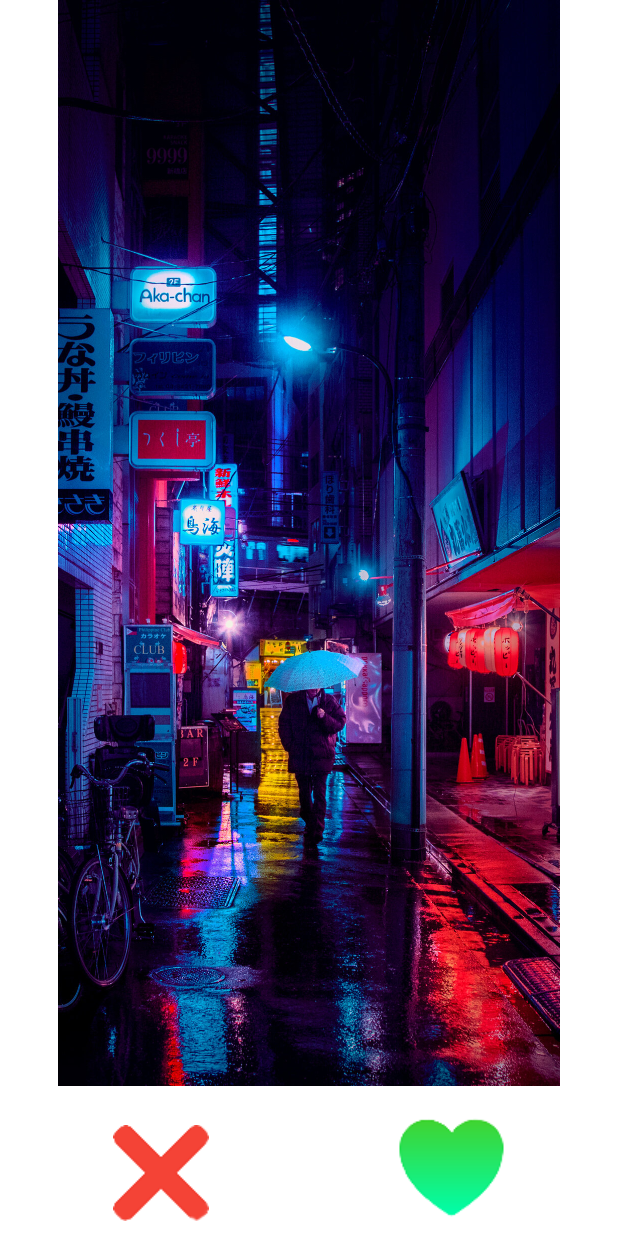
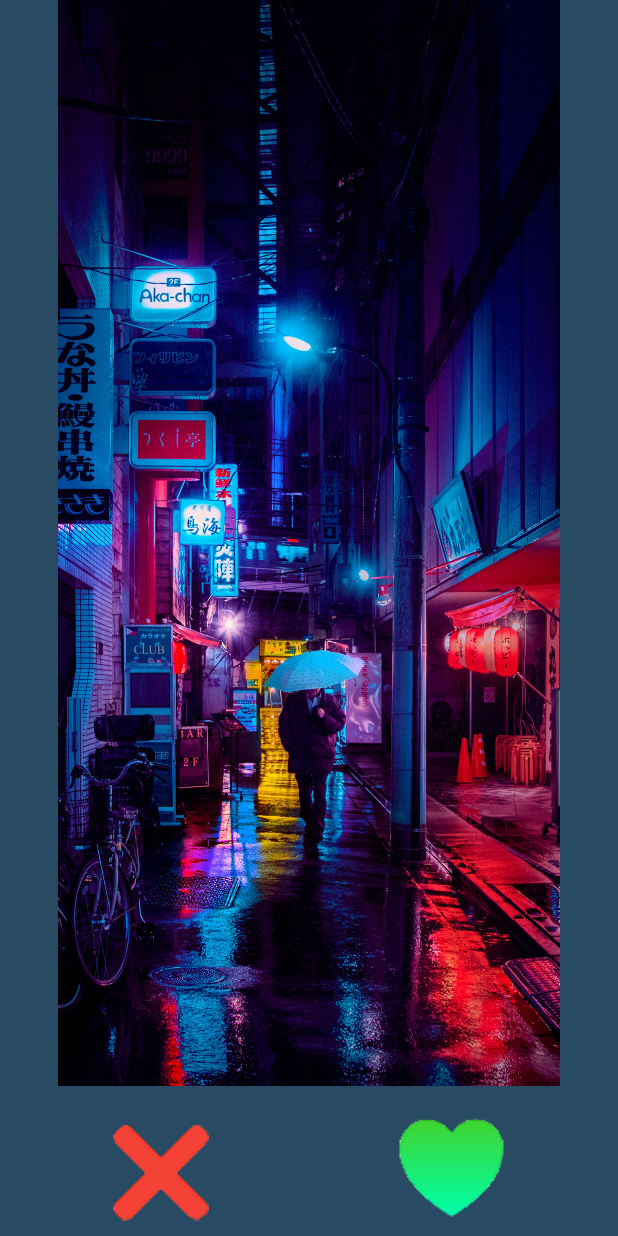
Before and after one commit to estesiee/Pinder_project_E4, an Android app: the screen it shows after launch (MainActivity), on a phone screen of 412 x 824 dp. Run offline under Robolectric (Android 15) with nearby library versions, the phone set to English and light mode, and no system bars; our stand-ins replace navigation-ui.

Commit message:
maj with new color theme

```diff
--- a/app/src/main/AndroidManifest.xml
+++ b/app/src/main/AndroidManifest.xml
@@ -16,7 +16,8 @@
             android:name=".MainActivity"
             android:exported="true"
             android:label="@string/app_name"
-            android:theme="@style/Theme.Pinder_project_E4.NoActionBar">
+            android:theme="@style/Theme.Pinder_project_E4.NoActionBar"
+            android:screenOrientation="portrait">
             <intent-filter>
                 <action android:name="android.intent.action.MAIN" />
 
--- a/app/src/main/res/layout/home_page.xml
+++ b/app/src/main/res/layout/home_page.xml
@@ -4,6 +4,7 @@
     xmlns:tools="http://schemas.android.com/tools"
     android:layout_width="match_parent"
     android:layout_height="match_parent"
+    android:background="@color/darkBlue"
     >
 
     <ImageButton
--- a/app/src/main/res/values-night/themes.xml
+++ b/app/src/main/res/values-night/themes.xml
@@ -2,12 +2,12 @@
     <!-- Base application theme. -->
     <style name="Theme.Pinder_project_E4" parent="Theme.MaterialComponents.DayNight.DarkActionBar">
         <!-- Primary brand color. -->
-        <item name="colorPrimary">@color/purple_200</item>
-        <item name="colorPrimaryVariant">@color/purple_700</item>
-        <item name="colorOnPrimary">@color/black</item>
+        <item name="colorPrimary">@color/darkBlue</item>
+        <item name="colorPrimaryVariant">@color/darkGrey</item>
+        <item name="colorOnPrimary">@color/white</item>
         <!-- Secondary brand color. -->
-        <item name="colorSecondary">@color/teal_200</item>
-        <item name="colorSecondaryVariant">@color/teal_200</item>
+        <item name="colorSecondary">@color/duckBlue</item>
+        <item name="colorSecondaryVariant">@color/lightGrey</item>
         <item name="colorOnSecondary">@color/black</item>
         <!-- Status bar color. -->
         <item name="android:statusBarColor">?attr/colorPrimaryVariant</item>
--- a/app/src/main/res/values/colors.xml
+++ b/app/src/main/res/values/colors.xml
@@ -7,4 +7,8 @@
     <color name="teal_700">#FF018786</color>
     <color name="black">#FF000000</color>
     <color name="white">#FFFFFFFF</color>
+    <color name="darkGrey">#353535</color>
+    <color name="duckBlue">#3C6E71</color>
+    <color name="lightGrey">#D9D9D9</color>
+    <color name="darkBlue">#284B63</color>
 </resources>
--- a/app/src/main/res/values/themes.xml
+++ b/app/src/main/res/values/themes.xml
@@ -2,12 +2,12 @@
     <!-- Base application theme. -->
     <style name="Theme.Pinder_project_E4" parent="Theme.MaterialComponents.DayNight.DarkActionBar">
         <!-- Primary brand color. -->
-        <item name="colorPrimary">@color/purple_500</item>
-        <item name="colorPrimaryVariant">@color/purple_700</item>
+        <item name="colorPrimary">@color/darkBlue</item>
+        <item name="colorPrimaryVariant">@color/darkGrey</item>
         <item name="colorOnPrimary">@color/white</item>
         <!-- Secondary brand color. -->
-        <item name="colorSecondary">@color/teal_200</item>
-        <item name="colorSecondaryVariant">@color/teal_700</item>
+        <item name="colorSecondary">@color/duckBlue</item>
+        <item name="colorSecondaryVariant">@color/lightGrey</item>
         <item name="colorOnSecondary">@color/black</item>
         <!-- Status bar color. -->
         <item name="android:statusBarColor">?attr/colorPrimaryVariant</item>
```
